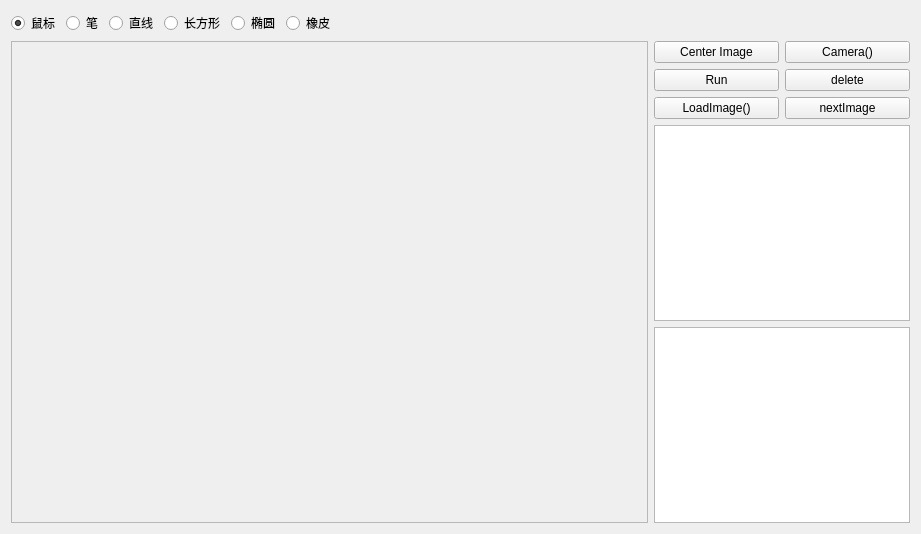
The window that MainWindow/form.ui (lsl0923/Version-Software) describes before a commit, drawn with Qt 5.
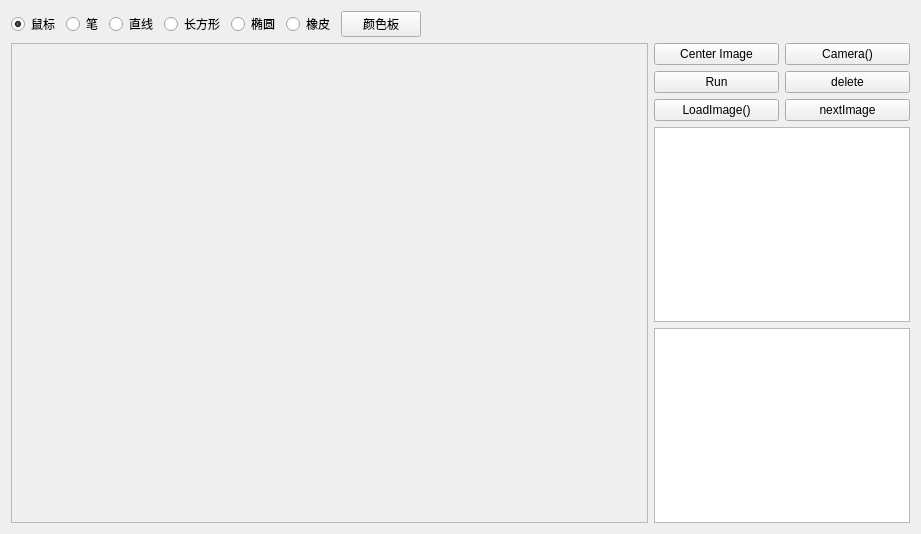
The same window after the commit.

Commit message: 增加颜色板，修复保存

```diff
--- a/MainWindow/form.ui
+++ b/MainWindow/form.ui
@@ -93,6 +93,13 @@
            </property>
           </widget>
          </item>
+         <item>
+          <widget class="QPushButton" name="colorSelect">
+           <property name="text">
+            <string>颜色板</string>
+           </property>
+          </widget>
+         </item>
         </layout>
        </item>
        <item>
```
The commit also changes 14 other files.
